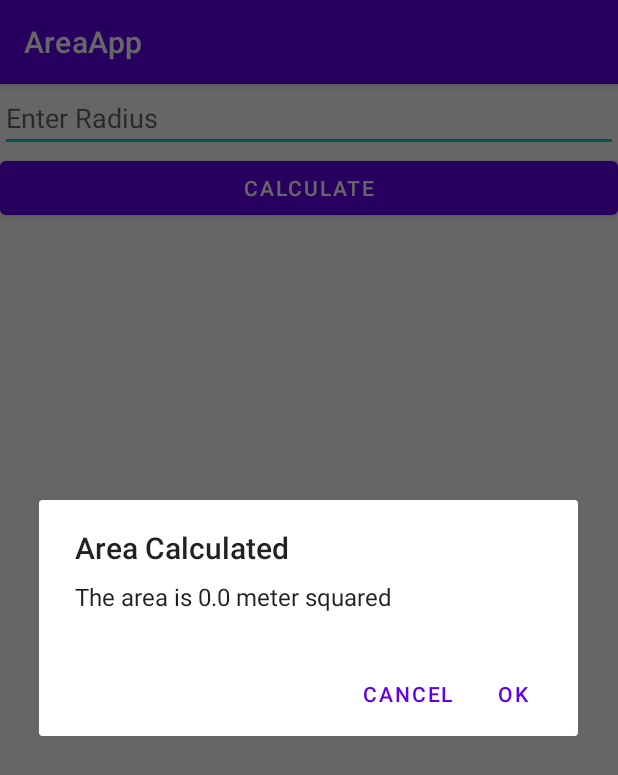
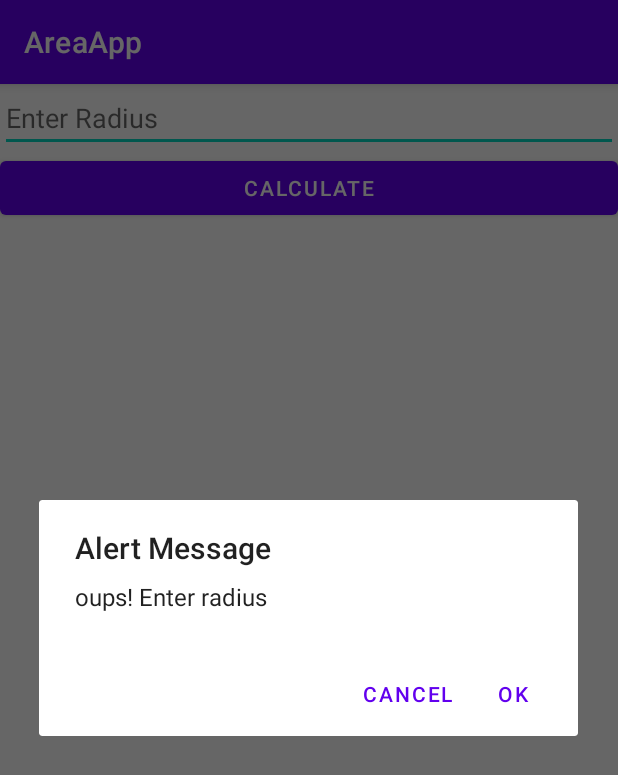
Before and after one commit to lasway/AreaApp, an Android app: the screen it shows after launch (MainActivity), after a tap on "CALCULATE", on a phone screen of 412 x 824 dp. Shown: the top 775 px of the screen. Run offline under Robolectric (Android 15) with nearby library versions, the phone set to English and light mode, and no system bars.

```diff
--- a/app/src/main/java/com/example/areaapp/MainActivity.java
+++ b/app/src/main/java/com/example/areaapp/MainActivity.java
@@ -2,8 +2,6 @@ package com.example.areaapp;
 
 import androidx.appcompat.app.AlertDialog;
 import androidx.appcompat.app.AppCompatActivity;
-
-import android.*;
 import android.content.DialogInterface;
 import android.os.Bundle;
 import android.view.View;
@@ -22,21 +20,46 @@ public class MainActivity extends AppCompatActivity implements View.OnClickListe
         buttonSubmit.setOnClickListener(this);
     }
 
+
     @Override
     public void onClick(View v) {
+        try {
+            EditText editTextRadius = findViewById(R.id.edittext_radius);
+            double radius = Double.parseDouble(editTextRadius.getText().toString());
 
-        EditText editTextRadius = findViewById(R.id.edittext_radius);
-        double radius = Double.parseDouble(editTextRadius.getText().toString());
+            Circle circle = new Circle();
+            circle.setRadius(radius);
+            double area = circle.calculateArea();
+            displayAreaDialogMessage(area);
 
-        Circle circle = new Circle();
-        circle.setRadius(radius);
-        double area = circle.calculateArea();
-        displayAreaDialogMessage(area);
+        }catch (Exception e){
+            DialogMessage();
+        }
+    }
+    private void DialogMessage(){
 
+        AlertDialog.Builder builder = new AlertDialog.Builder(this);
+        builder.setMessage("oups! Enter radius")
+                .setTitle("Alert Message");
 
+        builder.setPositiveButton(android.R.string.ok, new DialogInterface.OnClickListener() {
+            @Override
+            public void onClick(DialogInterface dialog, int id) {
+
+            }
+        });
+        builder.setNegativeButton(android.R.string.cancel, new DialogInterface.OnClickListener() {
+            @Override
+            public void onClick(DialogInterface dialog, int id) {
+
+            }
+        });
+
+        AlertDialog dialog = builder.create();
+        dialog.show();
     }
+
     private void displayAreaDialogMessage(double area){
-
 
         AlertDialog.Builder builder = new AlertDialog.Builder(this);
         builder.setMessage("The area is "+ area +" meter squared")
@@ -60,10 +83,6 @@ public class MainActivity extends AppCompatActivity implements View.OnClickListe
     }
 
 
-
-
-
-
     public class Circle {
         private double radius;
 
```
